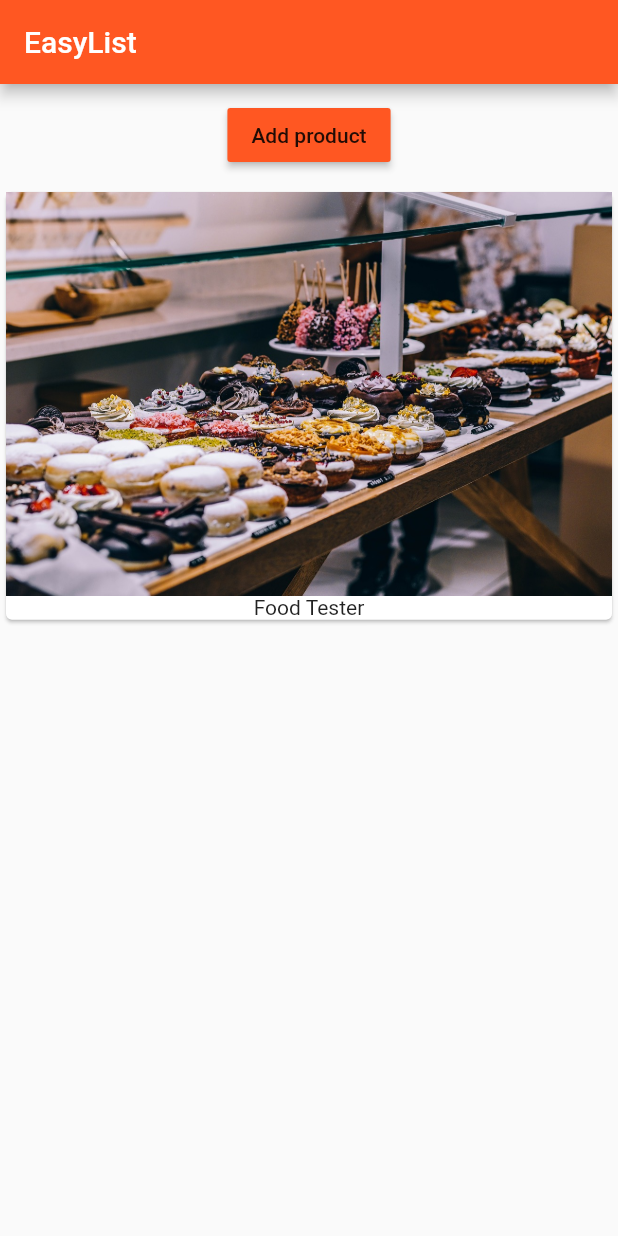
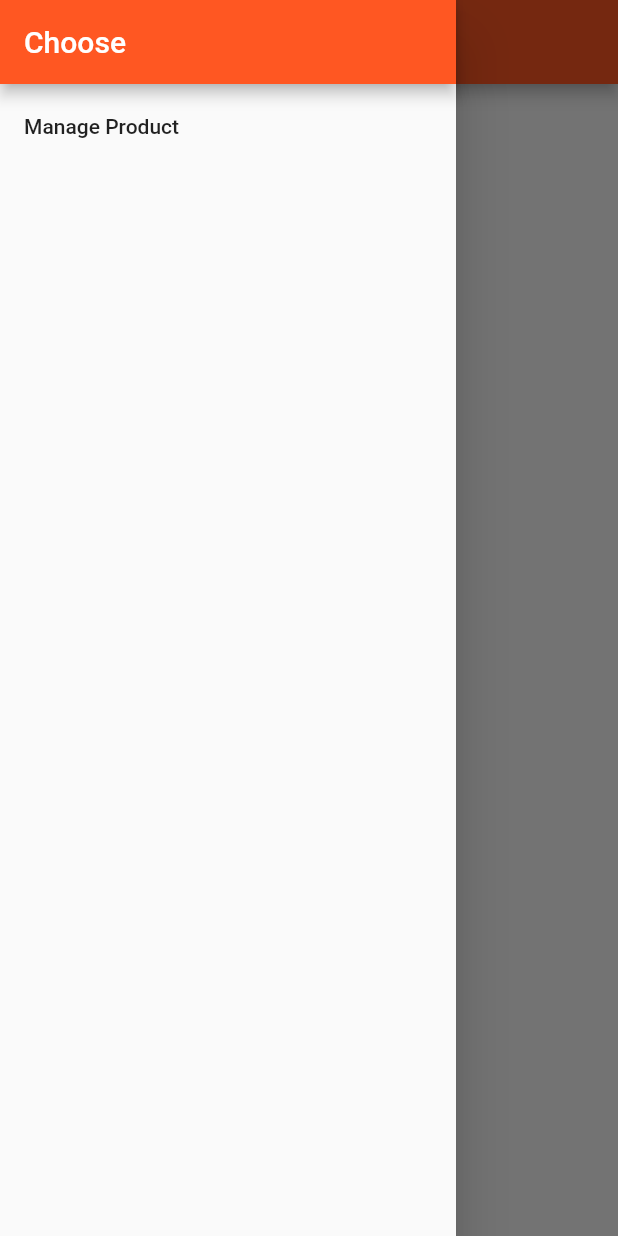
Before and after one commit to moosubb4/learnFlutter, a Flutter app: the screen it shows after launch, with the side drawer open (before the commit the screen has no drawer), on a phone screen of 412 x 824 dp. Run offline on Flutter 3.47's test engine with Material 2 defaults, Android fonts, the phone set to English and light mode, and no system bars.

Commit message:
sec6lecture81

```diff
--- a/flutter_course/lib/main.dart
+++ b/flutter_course/lib/main.dart
@@ -1,9 +1,34 @@
 import 'package:flutter/material.dart';
-import './product_manager.dart';
+// import './product_manager.dart';
+import './pages/auth.dart';
+import './pages/products_admin.dart';
+import './pages/products.dart';
+import './pages/product.dart';
 
 void main() => runApp(MyApp());
 
-class MyApp extends StatelessWidget {
+class MyApp extends StatefulWidget {
+  @override
+  State<StatefulWidget> createState() {
+    return _MyAppState();
+  }
+}
+
+class _MyAppState extends State<MyApp> {
+  List<Map<String, String>> _products = [];
+
+  void _addProduct(Map<String, String> product) {
+    setState(() {
+      _products.add(product);
+    });
+  }
+
+  void _deleteProduct(int index) {
+    setState(() {
+      _products.removeAt(index);
+    });
+  }
+
   @override
   Widget build(BuildContext context) {
     return MaterialApp(
@@ -11,12 +36,30 @@ class MyApp extends StatelessWidget {
           brightness: Brightness.light,
           primarySwatch: Colors.deepOrange,
           accentColor: Colors.deepPurple),
-      home: Scaffold(
-        appBar: AppBar(
-          title: Text('EasyList'),
-        ),
-        body: ProductManager(startingProduct: 'Food Tester'),
-      ),
+      // home: AuthPage(),
+      routes: {
+        '/': (BuildContext context) => ProductsPage(_products,_addProduct,_deleteProduct),
+        '/admin': (BuildContext context) => ProductsAdminPage(),
+      },
+      onGenerateRoute: (RouteSettings setting) {
+        final List<String> pathElements = setting.name.split('/');
+
+        if (pathElements[0] != '') {
+          return null;
+        }
+
+        if (pathElements[1] == 'product') {
+          final int index = int.parse(pathElements[2]);
+          return MaterialPageRoute(
+            builder: (BuildContext context) => ProductPage(
+                  _products[index]['title'],
+                  _products[index]['image'],
+                ),
+          );
+        }
+
+        return null;
+      },
     );
   }
 }
--- /dev/null
+++ b/flutter_course/lib/pages/products.dart
@@ -0,0 +1,37 @@
+import 'package:flutter/material.dart';
+
+import '../product_manager.dart';
+
+class ProductsPage extends StatelessWidget {
+  final List<Map<String, String>> products;
+  final Function addPdroduct;
+  final Function deleteProduct;
+
+  ProductsPage(this.products, this.addPdroduct, this.deleteProduct);
+
+  @override
+  Widget build(BuildContext context) {
+    return Scaffold(
+      drawer: Drawer(
+        child: Column(
+          children: <Widget>[
+            AppBar(
+              automaticallyImplyLeading: false,
+              title: Text('Choose'),
+            ),
+            ListTile(
+              title: Text('Manage Product'),
+              onTap: () {
+                Navigator.pushReplacementNamed(context, '/admin');
+              },
+            ),
+          ],
+        ),
+      ),
+      appBar: AppBar(
+        title: Text('HomePage'),
+      ),
+      body: ProductManager(products, addPdroduct, deleteProduct),
+    );
+  }
+}
--- a/flutter_course/lib/product.dart
+++ /dev/null
@@ -1,28 +0,0 @@
-import 'package:flutter/material.dart';
-
-class Products extends StatelessWidget {
-  final List<String> products;
-
-  Products([this.products = const []]) {
-    print('[Product Widget] Constructor');
-  }
-
-  @override
-  Widget build(BuildContext context) {
-    print('[Product Widget] build()');
-    return Column(
-      children: products
-          .map(
-            (element) => Card(
-                  child: Column(
-                    children: <Widget>[
-                      Image.asset('assets/food.jpg'),
-                      Text(element)
-                    ],
-                  ),
-                ),
-          )
-          .toList(),
-    );
-  }
-}
--- a/flutter_course/lib/product_ctrl.dart
+++ b/flutter_course/lib/product_ctrl.dart
@@ -10,7 +10,7 @@ class ProducCtrl extends StatelessWidget {
     return RaisedButton(
       color: Theme.of(context).primaryColor,
       onPressed: () {
-        addProduct('Sweat');
+        addProduct({'title': 'donut', 'image': 'assets/donut.png'});
       },
       child: Text('Add product'),
     );
--- a/flutter_course/lib/product_manager.dart
+++ b/flutter_course/lib/product_manager.dart
@@ -1,12 +1,28 @@
 import 'package:flutter/material.dart';
-import './product.dart';
+import './products.dart';
 import './product_ctrl.dart';
 
-class ProductManager extends StatefulWidget {
-  final String startingProduct;
+class ProductManager extends StatelessWidget {
+  final List<Map<String, String>> products;
+  final Function addPdroduct;
+  final Function deleteProduct;
 
-  ProductManager({this.startingProduct = 'Sweets Testrer'}) {
-    print('[ProductManager Widget] Constructor');
+  ProductManager(this.products, this.addPdroduct, this.deleteProduct);
+
+  @override
+  Widget build(BuildContext context) {
+    print('[ProductManager State] build()');
+    return Column(
+      children: [
+        Container(
+          margin: EdgeInsets.all(10.0),
+          child: ProducCtrl(addPdroduct),
+        ),
+        Expanded(
+          child: Products(products, deleteProduct: deleteProduct),
+        ),
+      ],
+    );
   }
 
   @override
@@ -17,12 +33,14 @@ class ProductManager extends StatefulWidget {
 }
 
 class _ProductManagerState extends State<ProductManager> {
-  List<String> _products = [];
+  List<Map<String, String>> _products = [];
 
   @override
   void initState() {
     print('[ProductManager State] initState()');
-    _products.add(widget.startingProduct);
+    if (widget.startingProduct != null) {
+      _products.add(widget.startingProduct);
+    }
     super.initState();
   }
 
@@ -31,24 +49,4 @@ class _ProductManagerState extends State<ProductManager> {
     print('[ProductManager State] didUpdateWidget()');
     super.didUpdateWidget(oldWidget);
   }
-
-  void _addProduct(String context) {
-    setState(() {
-      _products.add('Advanced Food Tester');
-    });
-  }
-
-  @override
-  Widget build(BuildContext context) {
-    print('[ProductManager State] build()');
-    return Column(
-      children: [
-        Container(
-          margin: EdgeInsets.all(10.0),
-          child: ProducCtrl(_addProduct),
-        ),
-        Products(_products)
-      ],
-    );
-  }
 }
--- /dev/null
+++ b/flutter_course/lib/products.dart
@@ -0,0 +1,54 @@
+import 'package:flutter/material.dart';
+
+import './pages/product.dart';
+
+class Products extends StatelessWidget {
+  final List<Map<String, String>> products;
+  final Function deleteProduct;
+
+  Products(this.products, {this.deleteProduct}) {
+    print('[Products Widget] Constructor');
+  }
+
+  Widget _buildProductItem(BuildContext context, index) {
+    return Card(
+      child: Column(
+        children: <Widget>[
+          Image.asset(products[index]['image']),
+          Text(products[index]['title']),
+          ButtonBar(alignment: MainAxisAlignment.center, children: <Widget>[
+            FlatButton(
+              child: Text('Detail'),
+              onPressed: () => Navigator.pushNamed<bool>(
+                          context, '/product/' + index.toString())
+                      .then((bool value) {
+                    if (value) {
+                      deleteProduct(index);
+                    }
+                  }),
+            )
+          ]),
+        ],
+      ),
+    );
+  }
+
+  Widget _buildProductList() {
+    Widget productCard;
+    if (products.length > 0) {
+      productCard = ListView.builder(
+        itemBuilder: _buildProductItem,
+        itemCount: products.length,
+      );
+    } else {
+      productCard = Container(); // Center(child: Text('Add some Choice'));
+    }
+    return productCard;
+  }
+
+  @override
+  Widget build(BuildContext context) {
+    print('[Products Widget] _buildProductList()');
+    return _buildProductList();
+  }
+}
```
Also changed, not shown: flutter_course/lib/pages/auth.dart (added, +27 -0 lines), flutter_course/lib/pages/product.dart (added, +42 -0 lines), flutter_course/lib/pages/product_create.dart (added, +10 -0 lines), flutter_course/lib/pages/product_list.dart (added, +11 -0 lines), flutter_course/lib/pages/products_admin.dart (added, +53 -0 lines).
